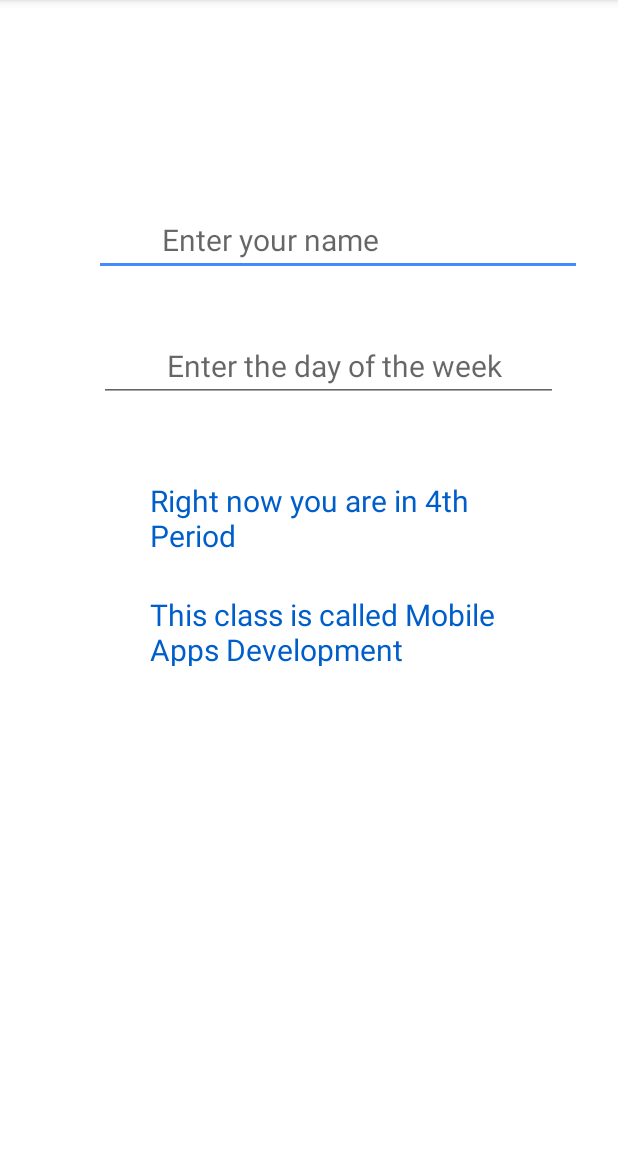
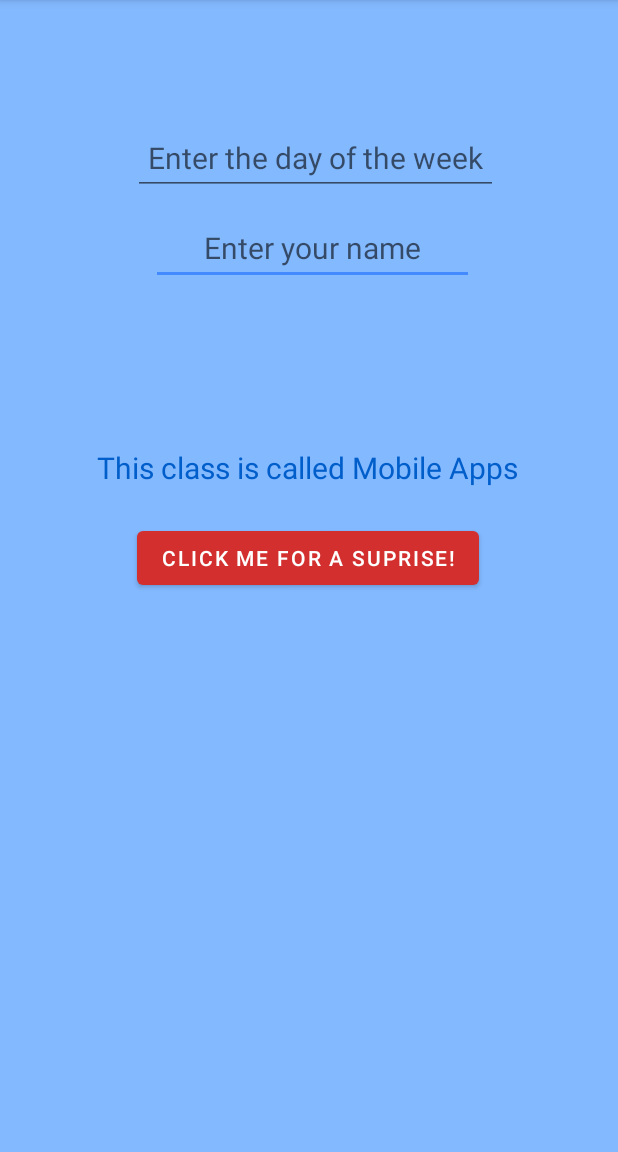
Before and after one commit to RaghavC16/Style_App, an Android app: the screen it shows after launch (MainActivity), on a phone screen of 412 x 824 dp, the part 84-1236 px from its top. Run offline under Robolectric (Android 15) with nearby library versions, the phone set to English and light mode, and no system bars.

Commit message:
almost finished app

```diff
--- a/app/src/main/AndroidManifest.xml
+++ b/app/src/main/AndroidManifest.xml
@@ -14,6 +14,9 @@
         android:theme="@style/Theme.MyStyles"
         tools:targetApi="31">
         <activity
+            android:name=".NameAndDay"
+            android:exported="false" />
+        <activity
             android:name=".MainActivity"
             android:exported="true">
             <intent-filter>
--- a/app/src/main/res/layout/activity_main.xml
+++ b/app/src/main/res/layout/activity_main.xml
@@ -4,55 +4,63 @@
     xmlns:tools="http://schemas.android.com/tools"
     android:layout_width="match_parent"
     android:layout_height="match_parent"
+    android:layout_marginLeft="0dp"
+    android:layout_marginRight="0dp"
+    android:background="@color/secondaryLightColor"
+    android:orientation="vertical"
     tools:context=".MainActivity">
+
 
     <EditText
         android:id="@+id/name"
-        android:layout_width="@dimen/textViewWidth"
-        android:layout_height="@dimen/textViewHeight"
-        android:layout_marginEnd="24dp"
-        android:layout_marginBottom="584dp"
+        android:layout_width="@dimen/editTextWidth"
+        android:layout_height="@dimen/editTextHeight"
+        android:layout_gravity="center"
+        android:layout_marginTop="140dp"
+        android:layout_marginEnd="96dp"
+        android:gravity="center"
         android:hint="Enter your name"
-        android:paddingLeft="@dimen/leftPadding"
+        android:padding="@dimen/padding"
         android:textSize="@dimen/fontsize"
-        app:layout_constraintBottom_toBottomOf="parent"
-        app:layout_constraintEnd_toEndOf="parent" />
+        app:layout_constraintEnd_toEndOf="parent"
+        app:layout_constraintTop_toTopOf="parent" />
 
     <EditText
         android:id="@+id/day"
-        android:layout_width="306dp"
-        android:layout_height="@dimen/textViewHeight"
-        android:layout_marginEnd="40dp"
-        android:layout_marginBottom="500dp"
+        android:layout_width="wrap_content"
+        android:layout_height="@dimen/editTextHeight"
+        android:layout_margin="@dimen/margin"
+        android:layout_marginRight="@dimen/marginRight"
+        android:layout_marginTop="60dp"
+        android:layout_marginEnd="72dp"
+        android:gravity="center"
         android:hint="Enter the day of the week"
-        android:paddingLeft="@dimen/leftPadding"
+        android:padding="@dimen/padding"
         android:textSize="@dimen/fontsize"
-        app:layout_constraintBottom_toBottomOf="parent"
-        app:layout_constraintEnd_toEndOf="parent" />
+        app:layout_constraintEnd_toEndOf="parent"
+        app:layout_constraintTop_toTopOf="parent" />
+
+    <Button
+        android:id="@+id/sendNameButton"
+        android:layout_width="wrap_content"
+        android:layout_height="wrap_content"
+        android:layout_marginTop="348dp"
+        android:onClick="switchScreens"
+        android:text="Click me for a suprise!"
+        app:layout_constraintEnd_toEndOf="parent"
+        app:layout_constraintHorizontal_bias="0.497"
+        app:layout_constraintStart_toStartOf="parent"
+        app:layout_constraintTop_toTopOf="parent"/>
 
     <TextView
         android:layout_width="@dimen/textViewWidth"
         android:layout_height="@dimen/textViewHeight"
         android:layout_marginEnd="32dp"
-        android:layout_marginBottom="400dp"
-        android:text="Right now you are in 4th Period"
+        android:layout_marginBottom="420dp"
+        android:padding="@dimen/padding"
+        android:text="This class is called Mobile Apps"
+        android:textColor="@color/secondaryDarkColor"
         android:textSize="@dimen/fontsize"
-        android:paddingLeft="@dimen/leftPadding"
-        android:paddingRight="@dimen/rightPadding"
-        android:textColor="@color/secondaryDarkColor"
-        app:layout_constraintBottom_toBottomOf="parent"
-        app:layout_constraintEnd_toEndOf="parent" />
-
-    <TextView
-        android:layout_width="@dimen/textViewWidth"
-        android:layout_height="@dimen/textViewHeight"
-        android:layout_marginEnd="32dp"
-        android:layout_marginBottom="324dp"
-        android:textSize="@dimen/fontsize"
-        android:paddingLeft="@dimen/leftPadding"
-        android:paddingRight="@dimen/rightPadding"
-        android:text="This class is called Mobile Apps Development"
-        android:textColor="@color/secondaryDarkColor"
         app:layout_constraintBottom_toBottomOf="parent"
         app:layout_constraintEnd_toEndOf="parent" />
 
--- a/app/src/main/res/values/colors.xml
+++ b/app/src/main/res/values/colors.xml
@@ -20,4 +20,9 @@
     <color name="secondaryTextColor">#000000</color>
 
 
+
+
+
+
+
 </resources>
--- a/app/src/main/res/values/dimens.xml
+++ b/app/src/main/res/values/dimens.xml
@@ -1,14 +1,13 @@
 <?xml version="1.0" encoding="utf-8"?>
 <resources>
     <dimen name="textViewWidth">325dp</dimen>
-    <dimen name="textViewHeight">48dp</dimen>
-    <dimen name="editTextWidth">250dp</dimen>
-    <dimen name="editTextHeight">30dp</dimen>
-    <dimen name="bottomMargin">20dp</dimen>
-    <dimen name="screenMargin">15dp</dimen>
-    <dimen name="leftPadding">45dp</dimen>
-    <dimen name="rightPadding">45dp</dimen>
-    <dimen name="editTextPadding">10dp</dimen>
+    <dimen name="textViewHeight">60dp</dimen>
+    <dimen name="editTextWidth">215dp</dimen>
+    <dimen name="editTextHeight">50dp</dimen>
+    <dimen name="margin">80dp</dimen>
+    <dimen name="marginRight">20dp</dimen>
+    <dimen name="padding">10dp</dimen>
+    <dimen name="paddingText">5dp</dimen>
     <dimen name="buttonWidth">100dp</dimen>
     <dimen name="buttonHeight">50dp</dimen>
     <dimen name="fontsize">20sp</dimen>
```
Also changed, not shown: app/src/main/java/com/example/mystyles/MainActivity.java (+25 -0 lines), app/src/main/java/com/example/mystyles/NameAndDay.java (added, +30 -0 lines), app/src/main/res/layout/activity_name_and_day.xml (added, +23 -0 lines), app/src/main/res/values/themes.xml (+10 -0 lines).
